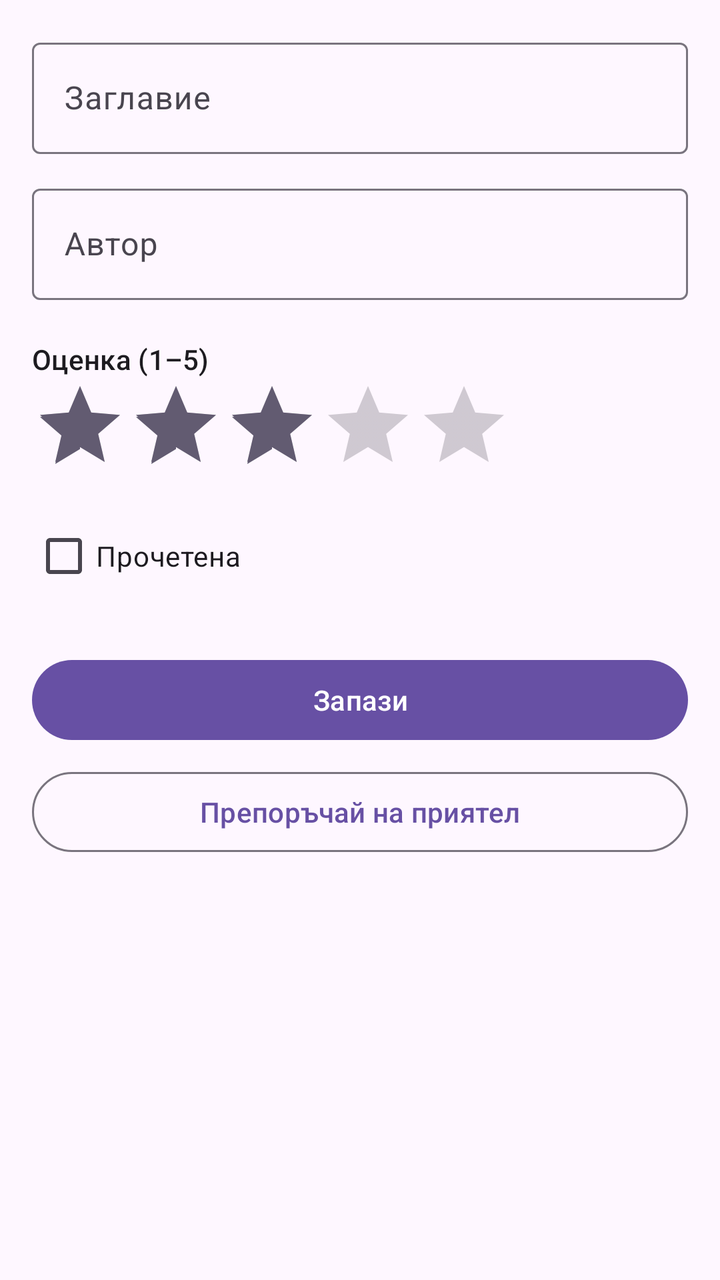
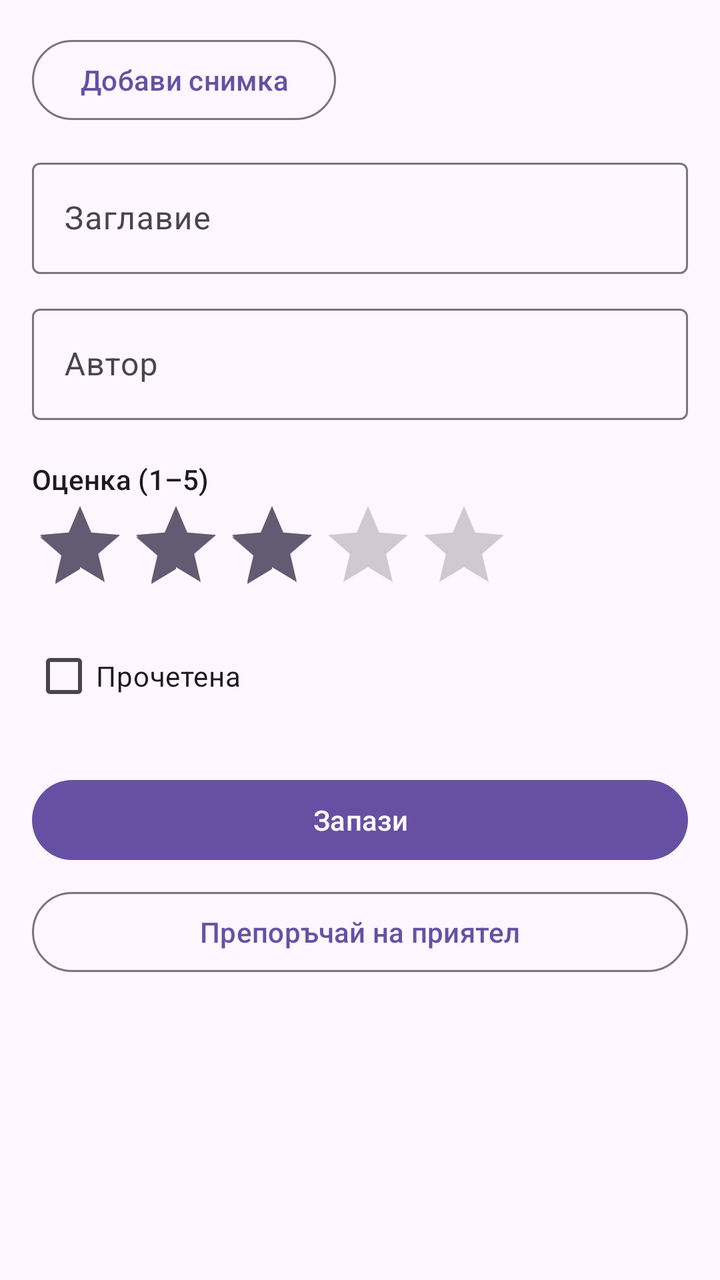

Two renders of the same Android screen: before a commit and after it. Below are the layout's source before the change and the commit's diff.
<!-- AndroidManifest.xml: application theme Theme.BookShelf -->
<!-- res/layout/fragment_book_edit.xml -->
<?xml version="1.0" encoding="utf-8"?>
<ScrollView xmlns:android="http://schemas.android.com/apk/res/android"
    android:layout_width="match_parent"
    android:layout_height="match_parent"
    android:fillViewport="true">

    <LinearLayout
        android:layout_width="match_parent"
        android:layout_height="wrap_content"
        android:orientation="vertical"
        android:padding="16dp">

        <com.google.android.material.textfield.TextInputLayout
            android:id="@+id/til_title"
            android:layout_width="match_parent"
            android:layout_height="wrap_content"
            android:hint="@string/hint_title">

            <com.google.android.material.textfield.TextInputEditText
                android:id="@+id/input_title"
                android:layout_width="match_parent"
                android:layout_height="wrap_content"
                android:inputType="textCapSentences"
                android:maxLines="1" />
        </com.google.android.material.textfield.TextInputLayout>

        <com.google.android.material.textfield.TextInputLayout
            android:id="@+id/til_author"
            android:layout_width="match_parent"
            android:layout_height="wrap_content"
            android:layout_marginTop="12dp"
            android:hint="@string/hint_author">

            <com.google.android.material.textfield.TextInputEditText
                android:id="@+id/input_author"
                android:layout_width="match_parent"
                android:layout_height="wrap_content"
                android:inputType="textCapWords"
                android:maxLines="1" />
        </com.google.android.material.textfield.TextInputLayout>

        <TextView
            android:layout_width="wrap_content"
            android:layout_height="wrap_content"
            android:layout_marginTop="20dp"
            android:text="@string/rating_label"
            android:textAppearance="?attr/textAppearanceLabelLarge" />

        <RatingBar
            android:id="@+id/rating_bar"
            android:layout_width="wrap_content"
            android:layout_height="wrap_content"
            android:numStars="5"
            android:rating="3"
            android:stepSize="1" />

        <com.google.android.material.checkbox.MaterialCheckBox
            android:id="@+id/cb_read"
            android:layout_width="wrap_content"
            android:layout_height="wrap_content"
            android:layout_marginTop="8dp"
            android:text="@string/read_label" />

        <com.google.android.material.button.MaterialButton
            android:id="@+id/btn_save"
            android:layout_width="match_parent"
            android:layout_height="wrap_content"
            android:layout_marginTop="24dp"
            android:text="@string/save" />

        <com.google.android.material.button.MaterialButton
            android:id="@+id/btn_share"
            style="@style/Widget.Material3.Button.OutlinedButton"
            android:layout_width="match_parent"
            android:layout_height="wrap_content"
            android:layout_marginTop="8dp"
            android:text="@string/share" />

        <com.google.android.material.button.MaterialButton
            android:id="@+id/btn_delete"
            style="@style/Widget.Material3.Button.TextButton"
            android:layout_width="match_parent"
            android:layout_height="wrap_content"
            android:layout_marginTop="8dp"
            android:text="@string/delete"
            android:visibility="gone" />
    </LinearLayout>
</ScrollView>
<!-- resources referenced by this layout -->
<resources>
  <string name="delete">Изтрий</string>
  <string name="hint_author">Автор</string>
  <string name="hint_title">Заглавие</string>
  <string name="rating_label">Оценка (1–5)</string>
  <string name="read_label">Прочетена</string>
  <string name="save">Запази</string>
  <string name="share">Препоръчай на приятел</string>
  <style name="Theme.BookShelf" parent="Theme.Material3.DayNight.NoActionBar" />
</resources>

<!-- the commit's change to res/layout/fragment_book_edit.xml (unified diff, before → after) -->
@@ -9,6 +9,23 @@
         android:layout_height="wrap_content"
         android:orientation="vertical"
         android:padding="16dp">
+
+        <ImageView
+            android:id="@+id/img_cover"
+            android:layout_width="match_parent"
+            android:layout_height="200dp"
+            android:layout_marginBottom="8dp"
+            android:contentDescription="@string/cover_description"
+            android:scaleType="centerCrop"
+            android:visibility="gone" />
+
+        <com.google.android.material.button.MaterialButton
+            android:id="@+id/btn_pick_cover"
+            style="@style/Widget.Material3.Button.OutlinedButton"
+            android:layout_width="wrap_content"
+            android:layout_height="wrap_content"
+            android:layout_marginBottom="12dp"
+            android:text="@string/add_cover" />
 
         <com.google.android.material.textfield.TextInputLayout
             android:id="@+id/til_title"
<!-- resource entries referenced after the edit -->
@@ -1,5 +1,7 @@
 <!-- resources referenced by this layout -->
 <resources>
+  <string name="add_cover">Добави снимка</string>
+  <string name="cover_description">Корица на книгата</string>
   <string name="delete">Изтрий</string>
   <string name="hint_author">Автор</string>
   <string name="hint_title">Заглавие</string>
